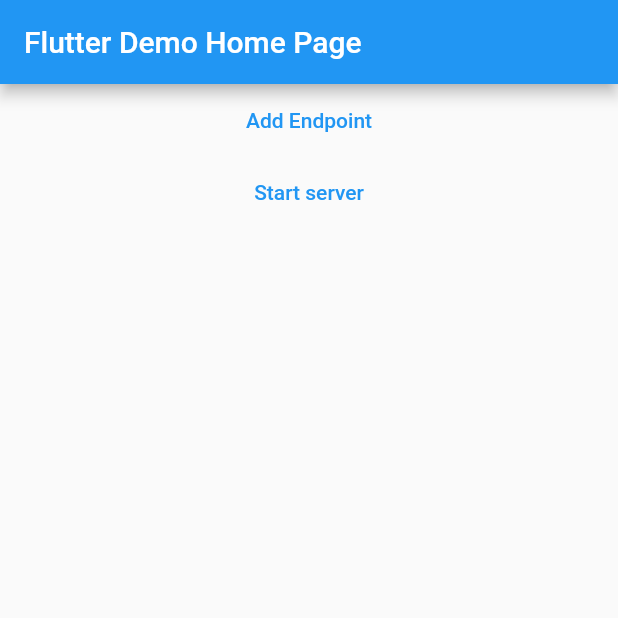
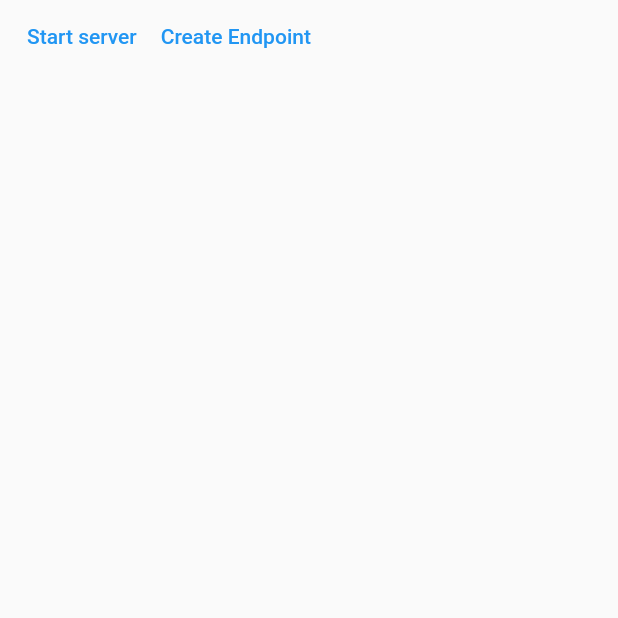
Before and after one commit to he5han/enderpoint, a Flutter app: the screen it shows after launch, on a phone screen of 412 x 824 dp, the top half of it. Run offline on Flutter 3.47's test engine with Material 2 defaults, Android fonts, the phone set to English and light mode, and no system bars; our stand-ins replace rxdart.

Commit message:
chore: refactoring

```diff
--- /dev/null
+++ b/lib/app/dev_client.dart
@@ -0,0 +1,11 @@
+import 'dart:io';
+
+class DevClient {
+  WebSocket socket;
+  HttpConnectionInfo? connectionInfo;
+  HttpSession session;
+
+  DevClient({required this.socket, required this.session, this.connectionInfo});
+
+  String? get address => connectionInfo?.remoteAddress.address;
+}
--- /dev/null
+++ b/lib/app/dev_client_presenter.dart
@@ -0,0 +1,20 @@
+import 'package:enderpoint/app/dev_client.dart';
+import 'package:enderpoint/app/dev_client_repository.dart';
+import 'package:rxdart/rxdart.dart';
+
+class DevClientViewModel {
+  List<DevClient> clients;
+
+  DevClientViewModel({this.clients = const []});
+}
+
+class DevClintPresenter {
+  late DevClientViewModel _viewModel;
+  late BehaviorSubject<DevClientViewModel> observable;
+
+  init(DevClientRepository repository) {
+    _viewModel = DevClientViewModel();
+    observable = BehaviorSubject<DevClientViewModel>.seeded(_viewModel);
+    // repository.onChange = (d) => observable.add(DevClientViewModel(clients: d.list));
+  }
+}
--- /dev/null
+++ b/lib/app/dev_client_repository.dart
@@ -0,0 +1,22 @@
+import 'dev_client.dart';
+
+class DevClientRepository {
+  Function(DevClientRepository)? onChange;
+  List<DevClient> list;
+
+  DevClientRepository(this.list, { this.onChange});
+
+  add(DevClient value) {
+    list.add(value);
+    onChange ?? (this);
+  }
+
+  remove(DevClient value) {
+    list.remove(value);
+    onChange ?? (this);
+  }
+
+  findByAddress(String address) {
+    return list.firstWhere((element) => element.address == address);
+  }
+}
--- /dev/null
+++ b/lib/app/dev_server.dart
@@ -0,0 +1,34 @@
+import 'dart:async';
+import 'dart:io';
+
+import 'dev_request_handler.dart';
+
+class DevServerConfig {
+  final int port;
+
+  DevServerConfig({required this.port});
+}
+
+class DevServer {
+  DevServerConfig config;
+
+  late HttpServer _server;
+  late StreamSubscription _serverSubscription;
+  final DevRequestHandler _requestHandler;
+
+  DevServer(this._requestHandler, {required this.config});
+
+  listen() async {
+    try {
+      _serverSubscription = _server.listen(_requestHandler.handleHttpRequest, onDone: () => cancel());
+    } on Error {
+      _server = await HttpServer.bind(InternetAddress.anyIPv4, config.port, shared: true);
+      await listen();
+    }
+  }
+
+  Future cancel() async {
+    await _serverSubscription.cancel();
+    await _server.close(force: true);
+  }
+}
--- a/lib/app/endpoint_view_service.dart
+++ b/lib/app/endpoint_presenter.dart
@@ -1,6 +1,6 @@
 import 'package:rxdart/rxdart.dart';
 
-import 'endpoint_collection.dart';
+import 'endpoint_repository.dart';
 
 import '../core/flavor.dart';
 import '../core/endpoint.dart';
@@ -12,29 +12,29 @@ class EndpointViewModel {
   EndpointViewModel({required this.endpoints, this.selectedEndpoint});
 }
 
-class EndpointViewService {
-  final EndpointCollection _endpointCollection;
+class EndpointPresenter {
+  final EndpointRepository endpointCollection;
 
   late BehaviorSubject<EndpointViewModel> observable;
   late EndpointViewModel _viewModel;
 
-  EndpointViewService(List<Endpoint> initialEndpoints) : _endpointCollection = EndpointCollection(initialEndpoints);
+  EndpointPresenter(this.endpointCollection);
 
   setFlavor(Endpoint endpoint, Flavor flavor) {
     endpoint.flavor = flavor;
-    _viewModel.endpoints = _endpointCollection.list;
+    _viewModel.endpoints = endpointCollection.list;
     observable.add(_viewModel);
   }
 
   addEndpoint(Endpoint endpoint) {
-    _endpointCollection.list.add(endpoint);
-    _viewModel.endpoints = _endpointCollection.list;
+    endpointCollection.list.add(endpoint);
+    _viewModel.endpoints = endpointCollection.list;
     observable.add(_viewModel);
   }
 
   removeEndpoint(Endpoint endpoint) {
-    _endpointCollection.list.remove(endpoint);
-    _viewModel.endpoints = _endpointCollection.list;
+    endpointCollection.list.remove(endpoint);
+    _viewModel.endpoints = endpointCollection.list;
     observable.add(_viewModel);
   }
 
@@ -48,7 +48,5 @@ class EndpointViewService {
     observable = BehaviorSubject<EndpointViewModel>.seeded(_viewModel);
   }
 
-  EndpointViewModel getCurrentSync() {
-    return _viewModel;
-  }
+  EndpointViewModel get model => _viewModel;
 }
--- a/lib/app/endpoint_collection.dart
+++ b/lib/app/endpoint_repository.dart
@@ -1,9 +1,9 @@
 import '../core/endpoint.dart';
 
-class EndpointCollection {
+class EndpointRepository {
   final List<Endpoint> list;
 
-  EndpointCollection(this.list);
+  EndpointRepository(this.list);
 
   findByUrl(String url) {
     return list.firstWhere((element) => element.url == url);
--- a/lib/app/endpoint_request_handler.dart
+++ b/lib/app/endpoint_request_handler.dart
@@ -2,10 +2,10 @@ import 'dart:convert';
 import 'dart:io';
 
 import '../core/endpoint.dart';
-import 'endpoint_collection.dart';
+import 'endpoint_repository.dart';
 
 class EndpointRequestHandler {
-  final EndpointCollection endpointCollection;
+  final EndpointRepository endpointCollection;
 
   EndpointRequestHandler(this.endpointCollection);
 
--- /dev/null
+++ b/lib/app/endpoint_server.dart
@@ -0,0 +1,34 @@
+import 'dart:async';
+import 'dart:io';
+
+import 'endpoint_request_handler.dart';
+
+class EndpointServerConfig {
+  final int port;
+
+  EndpointServerConfig({required this.port});
+}
+
+class EndpointServer {
+  EndpointServerConfig config;
+
+  late HttpServer _server;
+  late StreamSubscription _serverSubscription;
+  final EndpointRequestHandler _requestHandler;
+
+  EndpointServer(this._requestHandler, {required this.config});
+
+  listen({Function()? onDone}) async {
+    try {
+      _serverSubscription = _server.listen(_requestHandler.handleHttpRequest, onDone: onDone);
+    } on Error {
+      _server = await HttpServer.bind(InternetAddress.anyIPv4, config.port, shared: true);
+      await listen();
+    }
+  }
+
+  Future cancel() async {
+    await _serverSubscription.cancel();
+    await _server.close(force: true);
+  }
+}
--- /dev/null
+++ b/lib/app/endpoint_server_presenter.dart
@@ -0,0 +1,37 @@
+import 'package:rxdart/rxdart.dart';
+
+import 'endpoint_server.dart';
+
+enum ServerState { closed, idle }
+
+class EndpointServerViewModel {
+  ServerState state;
+
+  EndpointServerViewModel({required this.state});
+}
+
+class EndpointServerPresenter {
+  final EndpointServer server;
+
+  late EndpointServerViewModel _viewModel;
+  late BehaviorSubject<EndpointServerViewModel> observable;
+
+  EndpointServerPresenter(this.server);
+
+  start() {
+    server.listen(onDone: stop);
+    _viewModel.state = ServerState.idle;
+    observable.add(_viewModel);
+  }
+
+  stop() async {
+    await server.cancel();
+    _viewModel.state = ServerState.closed;
+    observable.add(_viewModel);
+  }
+
+  init() {
+    _viewModel = EndpointServerViewModel(state: ServerState.closed);
+    observable = BehaviorSubject<EndpointServerViewModel>.seeded(_viewModel);
+  }
+}
--- a/lib/app/endpoint_server_view_service.dart
+++ /dev/null
@@ -1,62 +0,0 @@
-import 'dart:async';
-import 'dart:io';
-
-import 'package:rxdart/rxdart.dart';
-
-import 'endpoint_request_handler.dart';
-
-enum ServerState { closed, idle }
-
-class EndpointServerViewModel {
-  ServerState state;
-
-  EndpointServerViewModel({required this.state});
-}
-
-class EndpointServerViewService {
-  final EndpointServerHandler serverHandler;
-
-  late EndpointServerViewModel _viewModel;
-  late BehaviorSubject<EndpointServerViewModel> observable;
-
-  EndpointServerViewService(this.serverHandler);
-
-  start() {
-    serverHandler.listen();
-    _viewModel.state = ServerState.idle;
-    observable.add(_viewModel);
-  }
-
-  stop() async {
-    await serverHandler.cancel();
-    _viewModel.state = ServerState.closed;
-    observable.add(_viewModel);
-  }
-
-  init() {
-    _viewModel = EndpointServerViewModel(state: ServerState.closed);
-    observable = BehaviorSubject<EndpointServerViewModel>.seeded(_viewModel);
-  }
-}
-
-class EndpointServerHandler {
-  late HttpServer _server;
-  late StreamSubscription _serverSubscription;
-  final EndpointRequestHandler _requestHandler;
-
-  EndpointServerHandler(this._requestHandler);
-
-  listen() async {
-    try {
-      _serverSubscription = _server.listen(_requestHandler.handleHttpRequest, onDone: () => cancel());
-    } on Error {
-      _server = await HttpServer.bind(InternetAddress.anyIPv4, 8080, shared: true);
-      await listen();
-    }
-  }
-
-  Future cancel() async {
-    await _serverSubscription.cancel();
-    await _server.close(force: true);
-  }
-}
--- a/lib/main.dart
+++ b/lib/main.dart
@@ -1,13 +1,14 @@
-import 'dart:math';
+import 'package:enderpoint/app/dev_client_repository.dart';
+import 'package:enderpoint/app/dev_request_handler.dart';
+import 'package:enderpoint/app/dev_server.dart';
+import 'package:enderpoint/ui/control_panel.dart';
 
-import 'package:enderpoint/app/endpoint_server_view_service.dart';
-
-import 'core/flavor.dart';
-import 'core/endpoint.dart';
-
-import 'app/endpoint_collection.dart';
+import 'app/dev_client_presenter.dart';
+import 'app/endpoint_repository.dart';
 import 'app/endpoint_request_handler.dart';
-import 'app/endpoint_view_service.dart';
+import 'app/endpoint_server.dart';
+import 'app/endpoint_server_presenter.dart';
+import 'app/endpoint_presenter.dart';
 
 import 'package:flutter/material.dart';
 import 'package:provider/provider.dart';
@@ -20,13 +21,22 @@ class MyApp extends StatelessWidget {
   const MyApp({Key? key}) : super(key: key);
 
   List<Provider> getProviders() {
-    EndpointCollection collection = EndpointCollection([]);
-    EndpointRequestHandler requestHandler = EndpointRequestHandler(collection);
+    EndpointRepository endpointRepository = EndpointRepository([]);
+
+    EndpointRequestHandler endpointRequestHandler = EndpointRequestHandler(endpointRepository);
+    EndpointServer endpointServer = EndpointServer(endpointRequestHandler, config: EndpointServerConfig(port: 8080));
+
+    DevClientRepository devClientRepository = DevClientRepository([]);
+
+    DevRequestHandler requestHandler = DevRequestHandler(devClientRepository);
+    DevServer devServer = DevServer(requestHandler, config: DevServerConfig(port: 8081));
+
+    devServer.listen();
 
     return [
-      Provider<EndpointViewService>(create: (_) => EndpointViewService(collection.list)..init()),
-      Provider<EndpointServerViewService>(
-          create: (_) => EndpointServerViewService(EndpointServerHandler(requestHandler))..init())
+      Provider<EndpointPresenter>(create: (_) => EndpointPresenter(endpointRepository)..init()),
+      Provider<EndpointServerPresenter>(create: (_) => EndpointServerPresenter(endpointServer)..init()),
+      // Provider<DevClintPresenter>(create: (_) => DevClintPresenter()..init(devClientRepository))
     ];
   }
 
@@ -35,160 +45,21 @@ class MyApp extends StatelessWidget {
     return MultiProvider(
       providers: getProviders(),
       child: MaterialApp(
-        title: 'Flutter Demo',
-        theme: ThemeData(
-          primarySwatch: Colors.blue,
-        ),
-        home: const MyHomePage(title: 'Flutter Demo Home Page'),
+        title: 'Enderpoint',
+        theme: ThemeData(primaryColor: Colors.black),
+        home: const MainPage(),
       ),
     );
   }
 }
 
-class MyHomePage extends StatefulWidget {
-  const MyHomePage({Key? key, required this.title}) : super(key: key);
-  final String title;
-
-  @override
-  State<MyHomePage> createState() => _MyHomePageState();
-}
-
-class _MyHomePageState extends State<MyHomePage> {
-  @override
-  void initState() {
-    super.initState();
-  }
-
-  Endpoint createRandomEndpoint(List<Endpoint> endpoints) {
-    int rNum = Random().nextInt(100);
-    //
-    // Endpoint tmp = Endpoint(
-    //     rNum,
-    //     [
-    //       Flavor(identifier: 0x00, body: {"msg": "hello world"}, statusCode: 200),
-    //       Flavor(identifier: 0x02, body: {"msg": "Error"}, statusCode: 500)
-    //     ],
-    //     "/test-$rNum");
-    //
-    // if (endpoints.contains(tmp)) {
-    //   tmp = createRandomEndpoint(endpoints);
-    // }
-    //
-    // return tmp;
-
-    return Endpoint(
-        rNum,
-        [
-          Flavor(identifier: 0x00, body: {"msg": "hello world"}, statusCode: 200),
-          Flavor(identifier: 0x02, body: {"msg": "Error"}, statusCode: 500),
-        ],
-        "/test-$rNum");
-  }
+class MainPage extends StatelessWidget {
+  const MainPage({Key? key}) : super(key: key);
 
   @override
   Widget build(BuildContext context) {
-    EndpointViewService endpointViewService = Provider.of<EndpointViewService>(context);
-    EndpointServerViewService endpointServerViewService = Provider.of<EndpointServerViewService>(context);
-
     return Scaffold(
-      appBar: AppBar(
-        title: Text(widget.title),
-      ),
-      body: Column(
-        mainAxisAlignment: MainAxisAlignment.center,
-        children: <Widget>[
-          TextButton(
-              onPressed: () {
-                endpointViewService.addEndpoint(createRandomEndpoint(endpointViewService.getCurrentSync().endpoints));
-              },
-              child: const Text("Add Endpoint")),
-          StreamBuilder<EndpointServerViewModel>(
-            stream: endpointServerViewService.observable,
-            builder: (context, snapshot) => Visibility(
-              visible: snapshot.data != null && snapshot.data!.state == ServerState.closed,
-              child: TextButton(
-                  onPressed: () {
-                    endpointServerViewService.start();
-                  },
-                  child: const Text("Start server")),
-              replacement: TextButton(
-                  onPressed: () {
-                    endpointServerViewService.stop();
-                  },
-                  child: const Text("Destroy server")),
-            ),
-          ),
-          Expanded(
-            child: StreamBuilder<EndpointViewModel>(
-                stream: endpointViewService.observable,
-                builder: (context, snapshot) {
-                  if (snapshot.hasData) {
-                    return ListView(
-                      children: (snapshot.data!.endpoints)
-                          .map((endpoint) => EndpointCard(
-                                endpoint: endpoint,
-                                isSelected: snapshot.data!.selectedEndpoint == endpoint,
-                                onSelect: () => endpointViewService.setSelectedEndpoint(endpoint),
-                                onFlavorSelect: (flavor) => endpointViewService.setFlavor(endpoint, flavor),
-                                onRemove: () => endpointViewService.removeEndpoint(endpoint),
-                              ))
-                          .toList(),
-                      shrinkWrap: true,
-                    );
-                  }
-                  return const Text(":)");
-                }),
-          )
-        ],
-      ),
-    );
+        body: Container(
+            child: const SafeArea(child: ControlPanel()), padding: const EdgeInsets.symmetric(horizontal: 10)));
   }
 }
-
-class EndpointCard extends StatelessWidget {
-  final Endpoint endpoint;
-  final bool isSelected;
-
-  final Function(Flavor) onFlavorSelect;
-  final Function() onRemove;
-  final Function() onSelect;
-
-  const EndpointCard(
-      {Key? key,
-      required this.endpoint,
-      required this.onFlavorSelect,
-      required this.onRemove,
-      required this.onSelect,
-      required this.isSelected})
-      : super(key: key);
-
-  @override
-  Widget build(BuildContext context) {
-    return Container(
-      child: Column(
-        children: [
-          GestureDetector(
-            onTap: () => onSelect(),
-            child: Row(
-              children: [
-                Expanded(child: Text(endpoint.url)),
-                TextButton(onPressed: () => onRemove(), child: const Text("x"))
-              ],
-            ),
-          ),
-          Row(
-              children: endpoint.flavors
-                  .map((e) => TextButton(
-                      onPressed: () => onFlavorSelect(e),
-                      child: Text(
-                        e.statusCode.toString(),
-                        style: TextStyle(color: e == endpoint.flavor ? Colors.black : Colors.grey),
-                      )))
-                  .toList())
-        ],
-      ),
-      decoration: BoxDecoration(
-          border: Border.all(width: 1, color: isSelected ? Theme.of(context).primaryColor : Colors.transparent)),
-    );
-  }
-}
--- /dev/null
+++ b/lib/ui/control_panel.dart
@@ -0,0 +1,118 @@
+import 'dart:math';
+
+import 'package:enderpoint/ui/endpoint_list.dart';
+import 'package:flutter/material.dart';
+import 'package:provider/provider.dart';
+
+import '../app/dev_client_presenter.dart';
+import '../app/endpoint_presenter.dart';
+import '../app/endpoint_server_presenter.dart';
+import '../core/endpoint.dart';
+import '../core/flavor.dart';
+import 'endpoint_server_controls.dart';
+
+class ControlPanel extends StatelessWidget {
+  const ControlPanel({Key? key}) : super(key: key);
+
+  @override
+  Widget build(BuildContext context) {
+    return Column(
+      children: [
+        Row(
+          children: const [EndpointServerControlsProviderAdapter(), EndpointCreator()],
+        ),
+        // const DevClintPresenterProviderAdapter(),
+        const Expanded(child: EndpointListProviderAdapter()),
+        const SelectedEndpoint()
+      ],
+    );
+  }
+}
+
+class SelectedEndpoint extends StatelessWidget {
+  const SelectedEndpoint({Key? key}) : super(key: key);
+
+  @override
+  Widget build(BuildContext context) {
+    EndpointPresenter presenter = Provider.of<EndpointPresenter>(context);
+    return StreamBuilder<EndpointViewModel>(
+        stream: presenter.observable,
+        builder: (context, snapshot) => snapshot.data?.selectedEndpoint != null &&
+                snapshot.data!.endpoints.contains(snapshot.data!.selectedEndpoint)
+            ? EndpointCard(
+                endpoint: snapshot.data!.selectedEndpoint!,
+                onFlavorSelect: (flavor) => presenter.setFlavor(snapshot.data!.selectedEndpoint!, flavor),
+                onRemove: () => null,
+                onSelect: () => null,
+                isSelected: false)
+            : const SizedBox());
+  }
+}
+
+class EndpointCreator extends StatelessWidget {
+  const EndpointCreator({Key? key}) : super(key: key);
+
+  Endpoint generateEndpoint() {
+    int rNum = Random().nextInt(100);
+    return Endpoint(
+        rNum,
+        [
+          Flavor(identifier: 0x00, body: {"msg": "hello world"}, statusCode: 200),
+          Flavor(identifier: 0x02, body: {"msg": "Error"}, statusCode: 500),
+        ],
+        "/test-$rNum");
+  }
+
+  @override
+  Widget build(BuildContext context) {
+    return TextButton(
+        onPressed: () => Provider.of<EndpointPresenter>(context, listen: false).addEndpoint(generateEndpoint()),
+        child: const Text("Create Endpoint"));
+  }
+}
+
+class DevClintPresenterProviderAdapter extends StatelessWidget {
+  const DevClintPresenterProviderAdapter({Key? key}) : super(key: key);
+
+  @override
+  Widget build(BuildContext context) {
+    DevClintPresenter presenter = Provider.of<DevClintPresenter>(context);
+    return StreamBuilder<DevClientViewModel>(
+        stream: presenter.observable,
+        builder: (context, snapshot) =>
+            Row(children: (snapshot.data?.clients ?? []).map((e) => Text(e.address.toString())).toList()));
+  }
+}
+
+class EndpointListProviderAdapter extends StatelessWidget {
+  const EndpointListProviderAdapter({Key? key}) : super(key: key);
+
+  @override
+  Widget build(BuildContext context) {
+    EndpointPresenter presenter = Provider.of<EndpointPresenter>(context);
+    return StreamBuilder<EndpointViewModel>(
+        stream: presenter.observable,
+        builder: (context, snapshot) => EndpointList(
+            endpoints: snapshot.data?.endpoints ?? [],
+            selectedEndpoint: snapshot.data?.selectedEndpoint,
+            onFlavorSelect: (flavor, endpoint) => presenter.setFlavor(endpoint, flavor),
+            onSelect: (endpoint) => presenter.setSelectedEndpoint(endpoint),
+            onRemove: (endpoint) => presenter.removeEndpoint(endpoint)));
+  }
+}
+
+class EndpointServerControlsProviderAdapter extends StatelessWidget {
+  const EndpointServerControlsProviderAdapter({Key? key}) : super(key: key);
+
+  @override
+  Widget build(BuildContext context) {
+    EndpointServerPresenter presenter = Provider.of<EndpointServerPresenter>(context);
+    return StreamBuilder<EndpointServerViewModel>(
+      stream: presenter.observable,
+      builder: (context, snapshot) => EndpointServerControls(
+          isAbleToStart: snapshot.data != null && snapshot.data!.state == ServerState.closed,
+          onStart: presenter.start,
+          onStop: presenter.stop),
+    );
+  }
+}
--- /dev/null
+++ b/lib/ui/endpoint_list.dart
@@ -0,0 +1,85 @@
+import 'package:flutter/material.dart';
+
+import '../core/endpoint.dart';
+import '../core/flavor.dart';
+
+class EndpointList extends StatelessWidget {
+  final List<Endpoint> endpoints;
+  final Endpoint? selectedEndpoint;
+  final Function(Flavor, Endpoint) onFlavorSelect;
+  final Function(Endpoint) onSelect;
+  final Function(Endpoint) onRemove;
+
+  const EndpointList(
+      {Key? key,
+      required this.endpoints,
+      required this.selectedEndpoint,
+      required this.onFlavorSelect,
+      required this.onSelect,
+      required this.onRemove})
+      : super(key: key);
+
+  @override
+  Widget build(BuildContext context) {
+    return ListView(
+      children: (endpoints)
+          .map((endpoint) => EndpointCard(
+                endpoint: endpoint,
+                isSelected: endpoint == selectedEndpoint,
+                onSelect: () => onSelect(endpoint),
+                onFlavorSelect: (flavor) => onFlavorSelect(flavor, endpoint),
+                onRemove: () => onRemove(endpoint),
+              ))
+          .toList(),
+      shrinkWrap: false,
+    );
+  }
+}
+
+class EndpointCard extends StatelessWidget {
+  final Endpoint endpoint;
+  final bool isSelected;
+
+  final Function(Flavor) onFlavorSelect;
+  final Function() onRemove;
+  final Function() onSelect;
+
+  const EndpointCard(
+      {Key? key,
+      required this.endpoint,
+      required this.onFlavorSelect,
+      required this.onRemove,
+      required this.onSelect,
+      required this.isSelected})
+      : super(key: key);
+
+  @override
+  Widget build(BuildContext context) {
+    return Container(
+      child: Column(
+        children: [
+          GestureDetector(
+            onTap: () => onSelect(),
+            child: Row(
+              children: [
+                Expanded(child: Text(endpoint.url)),
+                TextButton(onPressed: () => onRemove(), child: const Text("x"))
+              ],
+            ),
+          ),
+          Row(
+              children: endpoint.flavors
+                  .map((e) => TextButton(
+                      onPressed: () => onFlavorSelect(e),
+                      child: Text(
+                        e.statusCode.toString(),
+                        style: TextStyle(color: e == endpoint.flavor ? Colors.black : Colors.grey),
+                      )))
+                  .toList())
+        ],
+      ),
+      decoration: BoxDecoration(
+          border: Border.all(width: 1, color: isSelected ? Theme.of(context).primaryColor : Colors.transparent)),
+    );
+  }
+}
--- /dev/null
+++ b/lib/ui/endpoint_server_controls.dart
@@ -0,0 +1,19 @@
+import 'package:flutter/material.dart';
+
+class EndpointServerControls extends StatelessWidget {
+  final bool isAbleToStart;
+  final Function() onStart;
+  final Function() onStop;
+
+  const EndpointServerControls({Key? key, required this.isAbleToStart, required this.onStart, required this.onStop})
+      : super(key: key);
+
+  @override
+  Widget build(BuildContext context) {
+    return Visibility(
+      visible: isAbleToStart,
+      child: TextButton(onPressed: onStart, child: const Text("Start server")),
+      replacement: TextButton(onPressed: onStop, child: const Text("Destroy server")),
+    );
+  }
+}
```
Also changed, not shown: lib/app/dev_request_handler.dart (added, +33 -0 lines).
